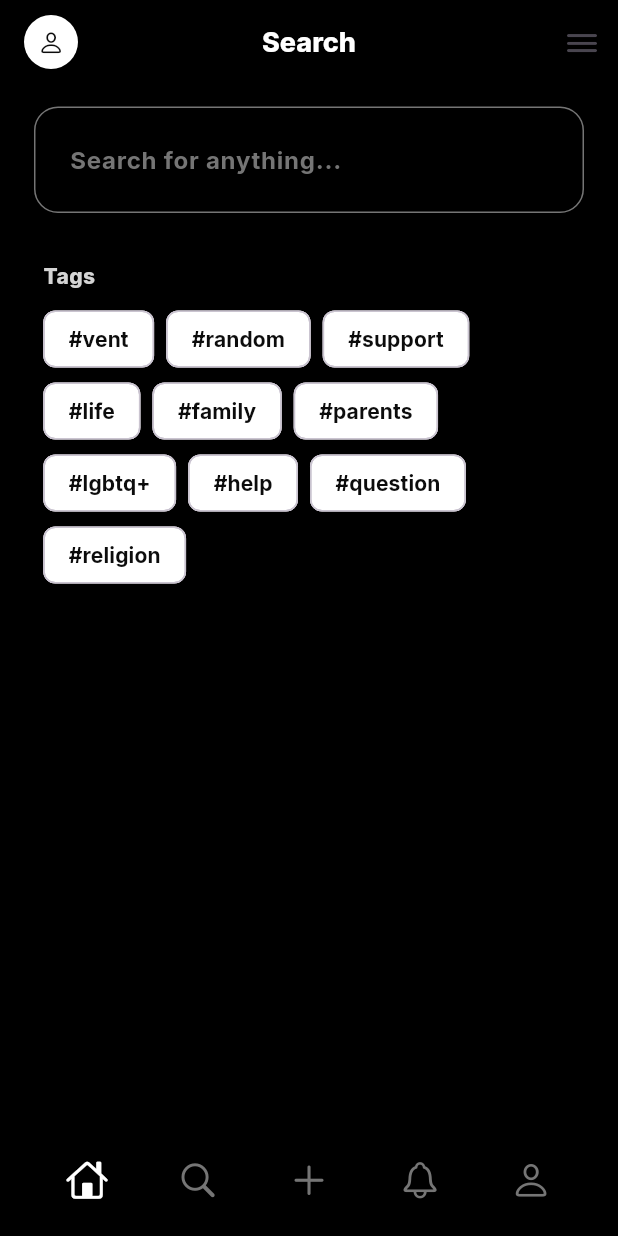
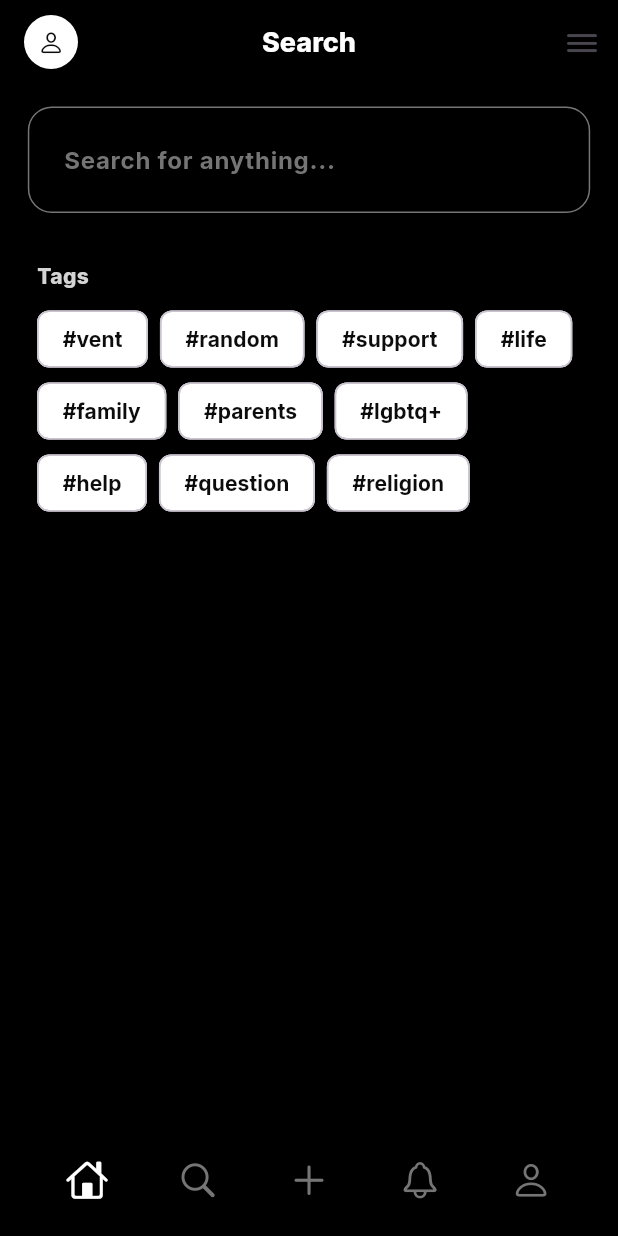
Before and after one commit to Tho100/revent, a Flutter app: the SearchPage screen opened directly, on a phone screen of 412 x 824 dp. Run offline on Flutter 3.47's test engine with Material 3 defaults, Android fonts, the phone set to English and light mode, and no system bars; our stand-ins replace flutter_cache_manager, flutter_dotenv, flutter_native_image, get_it, google_fonts; missing offline and left inert: dynamic_height_grid_view, image_picker_plus, mysql_client.

Commit message:
Updated padding on search-page

```diff
--- a/lib/pages/navigation/search_page.dart
+++ b/lib/pages/navigation/search_page.dart
@@ -50,7 +50,7 @@ class SearchPageState extends State<SearchPage> {
     return Align(
       alignment: Alignment.center,
       child: SizedBox(
-        width: MediaQuery.of(context).size.width * 0.89,
+        width: MediaQuery.of(context).size.width * 0.91,
         child: MainTextField(
           controller: searchController,
           hintText: 'Search for anything...'
@@ -101,7 +101,7 @@ class SearchPageState extends State<SearchPage> {
         const SizedBox(height: 8),
 
         SizedBox(
-          width: MediaQuery.of(context).size.width * 0.86,
+          width: MediaQuery.of(context).size.width * 0.88,
           child: Wrap(
             spacing: 8.0,
             children: [
```
